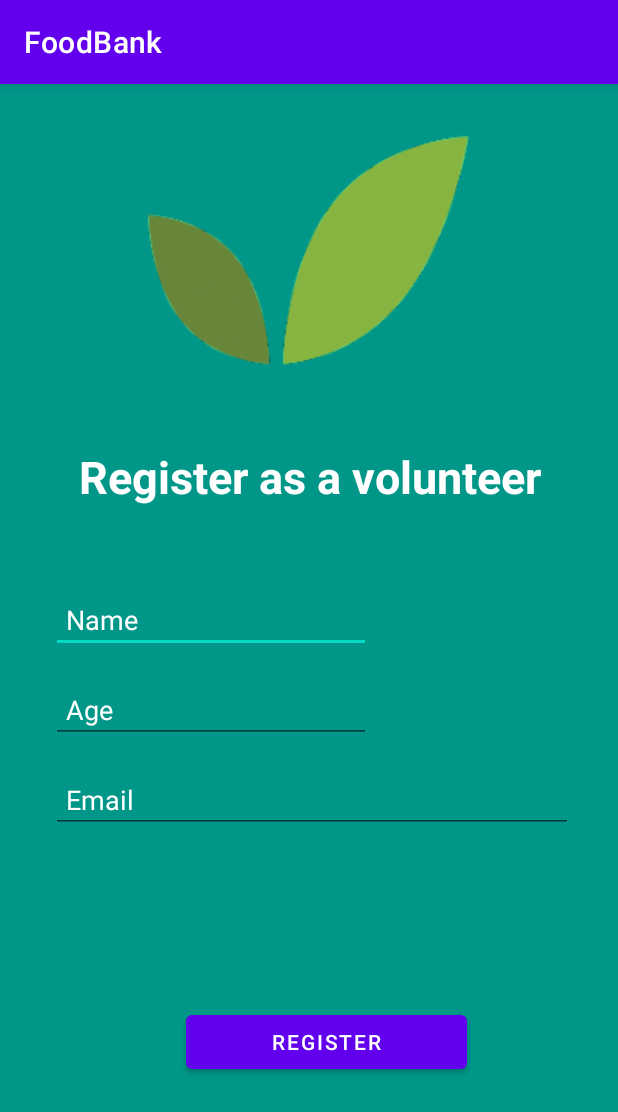
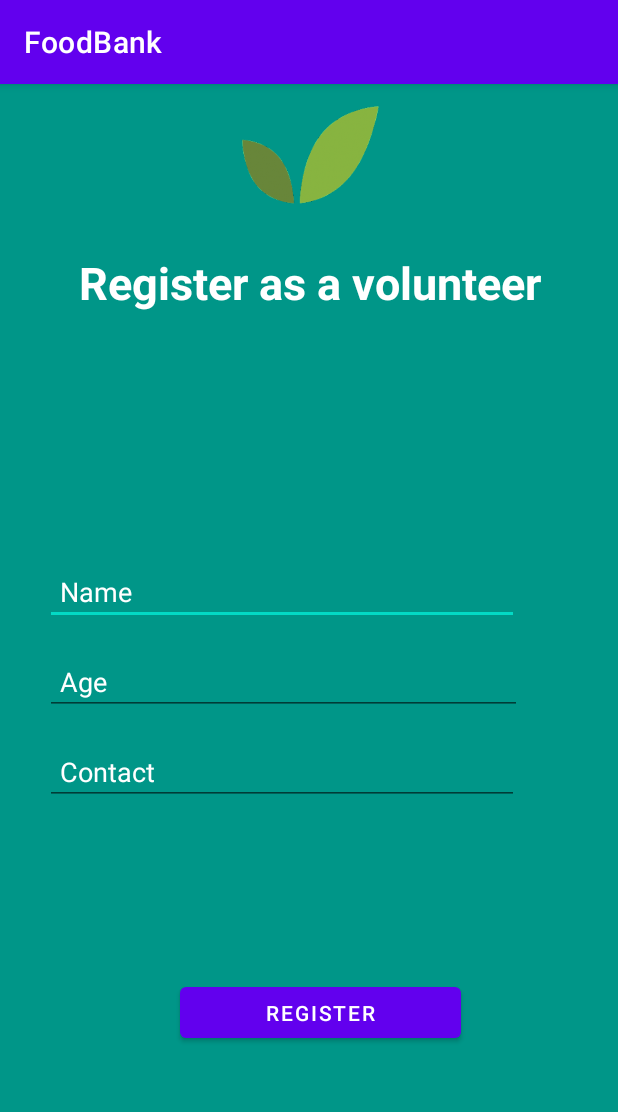
Before and after one commit to Ryanshinta/FoodBank, an Android app: the VolunteerActivity screen opened directly, with no data from a screen before it, after a tap on "REGISTER", on a phone screen of 412 x 824 dp. Shown: the top 1112 px of the screen. Run offline under Robolectric (Android 15) with nearby library versions, the phone set to English and light mode, and no system bars; our stand-ins replace Firebase (no records; nobody signed in at launch, a user with empty details on screens opened directly).

Commit message:
register volunteer into database

```diff
--- a/app/src/main/java/com/taruc/foodbank/VolunteerActivity.kt
+++ b/app/src/main/java/com/taruc/foodbank/VolunteerActivity.kt
@@ -1,58 +1,63 @@
 package com.taruc.foodbank
 
-import android.app.DatePickerDialog
 import androidx.appcompat.app.AppCompatActivity
 import android.os.Bundle
-import android.text.TextUtils
-import android.widget.CheckBox
-import android.widget.TextView
-import android.widget.Toast
-import androidx.databinding.DataBindingUtil
+import android.widget.*
 import com.google.firebase.auth.FirebaseAuth
 import com.google.firebase.firestore.FirebaseFirestore
-import com.google.firebase.firestore.ktx.firestore
-import com.google.firebase.ktx.Firebase
-import com.taruc.foodbank.databinding.ActivityLoginBinding
-import com.taruc.foodbank.databinding.ActivityVolunteerBinding
-import com.taruc.foodbank.entity.role
+
 
 class VolunteerActivity : AppCompatActivity() {
-    private lateinit var binding: ActivityVolunteerBinding
-    private lateinit var auth: FirebaseAuth
-    private lateinit var db: FirebaseFirestore
+
     override fun onCreate(savedInstanceState: Bundle?) {
         super.onCreate(savedInstanceState)
         setContentView(R.layout.activity_volunteer)
-        binding = DataBindingUtil.setContentView(this, R.layout.activity_volunteer)
 
-        auth = FirebaseAuth.getInstance();
-        db = Firebase.firestore
+        val btnVolRegister = findViewById<Button>(R.id.btnVolRegister)
 
-        binding.btnVolRegister.setOnClickListener() {
-            registerVolunteer()
-        }
-    }
+        btnVolRegister.setOnClickListener(){
+            val auth = FirebaseAuth.getInstance()
 
-    private fun registerVolunteer() {
-        val name: String = binding.tvVolName.text.toString()
-        val age: String = binding.tvVolAge.text.toString()
-        val email: String = binding.tvVolEmail.text.toString()
-        //val cbFoodBankVolunteer = binding.cbFoodBankHelper
-        //val cbEventVolunteer = binding.cbEventHelper
-        val button = binding.btnVolRegister
+            var name = findViewById<TextView>(R.id.tvVolName)
+            var age = findViewById<TextView>(R.id.tvVolAge)
+            var contact = findViewById<TextView>(R.id.tvVolContact)
+            var Useremail = auth.currentUser?.email.toString()
 
-        if (TextUtils.isEmpty(name)) {
-            Toast.makeText(applicationContext, "Please enter your name!", Toast.LENGTH_LONG).show()
-            return;
-        }
-        if (TextUtils.isEmpty(age)) {
-            Toast.makeText(applicationContext, "Please enter your age!", Toast.LENGTH_LONG).show()
-            return;
-        }
-        if (TextUtils.isEmpty(email)) {
-            Toast.makeText(applicationContext, "Please enter your email!", Toast.LENGTH_LONG).show()
-            return;
+            val Volname = name.text.toString()
+            val Volage = age.text.toString()
+            val Volcontact = contact.text.toString()
+            val VolEmail = Useremail
+
+
+            saveVolunteer(Volname, Volage, Volcontact, VolEmail )
+
+            if (name != name) {
+                Toast.makeText(applicationContext, "Please enter your name!", Toast.LENGTH_LONG).show()
+            }
+            if (age != age) {
+                Toast.makeText(applicationContext, "Please enter your age!", Toast.LENGTH_LONG).show()
+            }
+            if (contact != contact) {
+                Toast.makeText(applicationContext, "Please enter your Phone number!", Toast.LENGTH_LONG).show()
+            }
         }
 
     }
+
+    private fun saveVolunteer(Volname: String, Volage : String, Volcontact : String, Volemail : String){
+        val db = FirebaseFirestore.getInstance()
+        val volunteer = hashMapOf(
+            "Name" to Volname,
+            "Age" to Volage,
+            "Contact" to Volcontact,
+            "Email" to Volemail
+        )
+
+        db.collection("volunteer")
+            .document().set(volunteer)
+            .addOnSuccessListener { Toast.makeText(this,"You have became a volunteer", Toast.LENGTH_SHORT).show()}
+            .addOnFailureListener {Toast.makeText(this,"Something went wrong", Toast.LENGTH_SHORT).show()}
+    }
+
+
 }
--- a/app/src/main/res/layout/activity_volunteer.xml
+++ b/app/src/main/res/layout/activity_volunteer.xml
@@ -1,19 +1,21 @@
 <?xml version="1.0" encoding="utf-8"?>
-<layout xmlns:tools="http://schemas.android.com/tools"
-    xmlns:android="http://schemas.android.com/apk/res/android"
-    xmlns:app="http://schemas.android.com/apk/res-auto">
 
     <androidx.constraintlayout.widget.ConstraintLayout
+        xmlns:android="http://schemas.android.com/apk/res/android"
+        xmlns:app="http://schemas.android.com/apk/res-auto"
+        xmlns:tools="http://schemas.android.com/tools"
         android:layout_width="match_parent"
         android:layout_height="match_parent"
         android:background="#009688">
 
         <ImageView
             android:id="@+id/imageView"
-            android:layout_width="411dp"
-            android:layout_height="225dp"
+            android:layout_width="414dp"
+            android:layout_height="96dp"
             app:srcCompat="@drawable/logo"
-            tools:ignore="MissingConstraints" />
+            tools:ignore="MissingConstraints"
+            tools:layout_editor_absoluteX="0dp"
+            tools:layout_editor_absoluteY="-1dp" />
 
         <TextView
             android:id="@+id/banner"
@@ -33,22 +35,22 @@
             app:layout_constraintTop_toBottomOf="@+id/imageView" />
 
         <LinearLayout
-            android:layout_width="408dp"
-            android:layout_height="478dp"
+            android:layout_width="407dp"
+            android:layout_height="376dp"
             android:layout_marginTop="25dp"
             android:layout_marginBottom="51dp"
             android:isScrollContainer="true"
             android:orientation="vertical"
             app:layout_constraintBottom_toBottomOf="parent"
             app:layout_constraintEnd_toEndOf="parent"
-            app:layout_constraintHorizontal_bias="1.0"
+            app:layout_constraintHorizontal_bias="0.0"
             app:layout_constraintStart_toStartOf="parent"
             app:layout_constraintTop_toBottomOf="@+id/banner"
-            app:layout_constraintVertical_bias="0.413">
+            app:layout_constraintVertical_bias="0.513">
 
             <EditText
                 android:id="@+id/tvVolName"
-                android:layout_width="wrap_content"
+                android:layout_width="316dp"
                 android:layout_height="wrap_content"
                 android:layout_marginLeft="30dp"
                 android:layout_marginTop="50dp"
@@ -61,7 +63,7 @@
 
             <EditText
                 android:id="@+id/tvVolAge"
-                android:layout_width="wrap_content"
+                android:layout_width="318dp"
                 android:layout_height="wrap_content"
                 android:layout_marginLeft="30dp"
                 android:layout_marginBottom="15dp"
@@ -72,18 +74,17 @@
                 android:textColorHint="@color/white" />
 
             <EditText
-                android:id="@+id/tvVolEmail"
-                android:layout_width="match_parent"
+                android:id="@+id/tvVolContact"
+                android:layout_width="316dp"
                 android:layout_height="wrap_content"
                 android:layout_marginLeft="30dp"
                 android:layout_marginRight="30dp"
                 android:layout_marginBottom="15dp"
                 android:ems="10"
-                android:hint="Email"
-                android:inputType="textEmailAddress"
+                android:hint="Contact"
+                android:inputType="textEmailAddress|phone"
                 android:padding="10dp"
                 android:textColorHint="@color/white" />
-
 
             <Button
                 android:id="@+id/btnVolRegister"
@@ -97,6 +98,6 @@
                 android:text="Register"
                 android:textColor="@color/white" />
 
+
         </LinearLayout>
     </androidx.constraintlayout.widget.ConstraintLayout>
-</layout>
```
